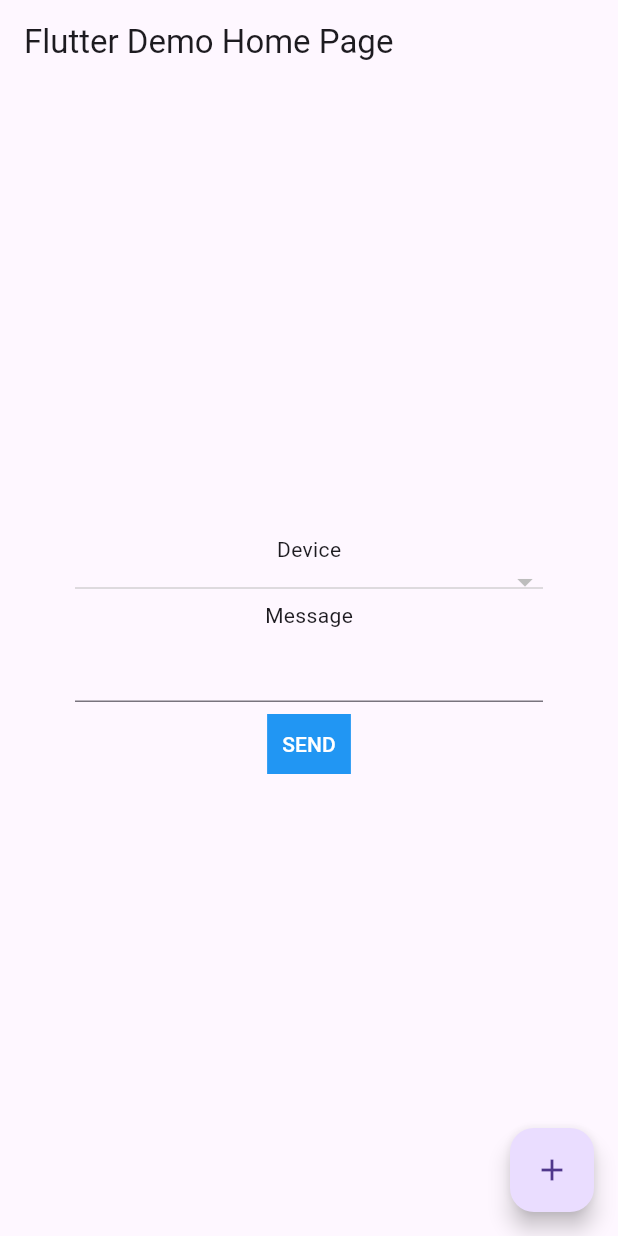
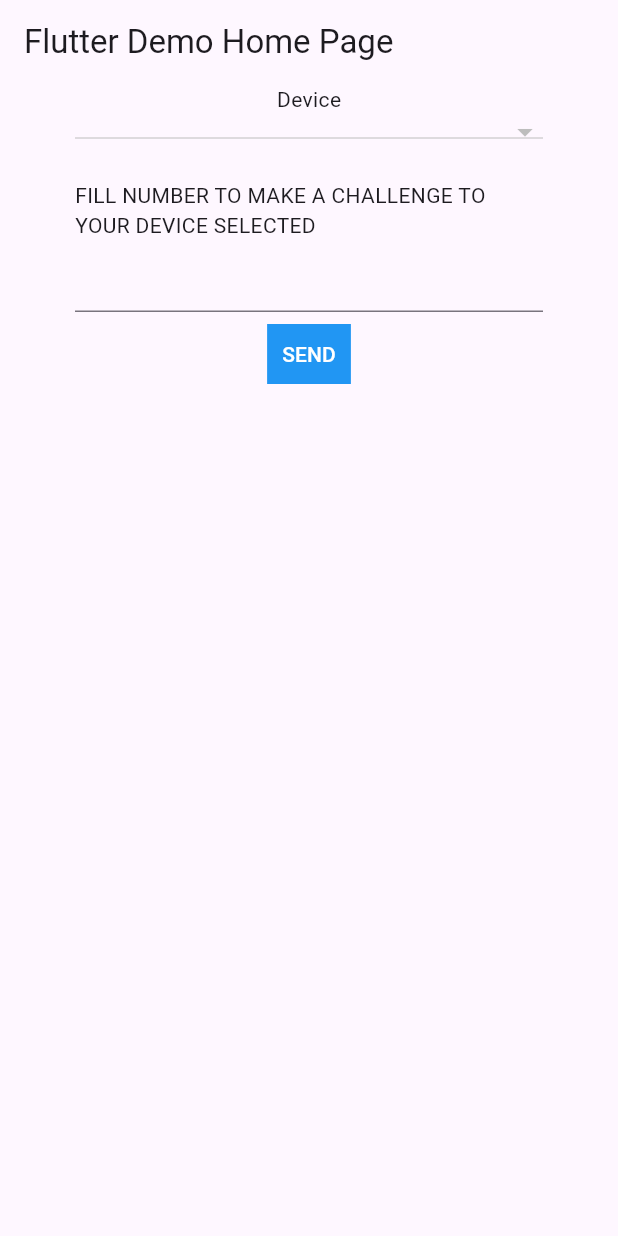
Before and after one commit to yaelahman/flutter_firebase, a Flutter app: the screen it shows after launch, on a phone screen of 412 x 824 dp. Run offline on Flutter 3.47's test engine with Material 3 defaults, Android fonts, the phone set to English and light mode, and no system bars; our stand-ins replace dio, firebase_core, firebase_messaging, flutter_local_notifications, shared_preferences; accounts and stored records are empty; network calls fail; statements that could not run were skipped.

Commit message:
[update] odd even

```diff
--- a/lib/api/firebase_api.dart
+++ b/lib/api/firebase_api.dart
@@ -4,9 +4,10 @@ import 'dart:math';
 import 'package:dio/dio.dart';
 import 'package:firebase_messaging/firebase_messaging.dart';
 import 'package:flutter_local_notifications/flutter_local_notifications.dart';
+import 'package:shared_preferences/shared_preferences.dart';
 
 class FirebaseApi {
-  final apiUrl = "http://192.168.0.116:8000/api";
+  final apiUrl = "https://example.manzcode.com/api";
   final firebaseMessaging = FirebaseMessaging.instance;
 
   final androidChannel = const AndroidNotificationChannel(
@@ -23,7 +24,7 @@ class FirebaseApi {
     // return message;
   }
 
-  Future<void> initNotifications() async {
+  initNotifications() async {
     await firebaseMessaging.requestPermission();
     final FCMToken = await firebaseMessaging.getToken();
     print('Token: $FCMToken');
@@ -31,6 +32,10 @@ class FirebaseApi {
     // FirebaseMessaging.onBackgroundMessage(handleBackgroundMessage);
     initPushNotifications();
     initLocalNotifications();
+    final SharedPreferences prefs = await SharedPreferences.getInstance();
+    prefs.setString("FCMToken", FCMToken.toString());
+
+    return FCMToken.toString();
   }
 
   Future<void> initPushNotifications() async {
@@ -43,6 +48,7 @@ class FirebaseApi {
     FirebaseMessaging.onMessage.listen((message) {
       final notification = message.notification;
       if (notification == null) return;
+      // print("GET NOTIFICATION => " + jsonEncode(message.toMap()).toString());
 
       localNotifications.show(
         notification.hashCode,
@@ -68,21 +74,45 @@ class FirebaseApi {
   final dio = new Dio();
 
   storeToken(token) async {
-    Response response = await dio
-        .post('${apiUrl}/store-token', data: {'token': token.toString()});
+    print("${apiUrl}/store-token");
+    try {
+      Response response = await dio
+          .post('${apiUrl}/store-token', data: {'token': token.toString()});
+      print("Store Token : " + response.toString());
+    } catch (e) {
+      print("Store Token Error " + e.toString());
+    }
+  }
+
+  sendMessage(token, message) async {
+    final SharedPreferences prefs = await SharedPreferences.getInstance();
+    final String? fromToken = prefs.getString("FCMToken");
+
+    Response response = await dio.post('${apiUrl}/send-message', data: {
+      'token': token.toString(),
+      'message': message.toString(),
+      'from_token': fromToken
+    });
 
     print("Store Token : " + response.toString());
   }
 
-  sendMessage(token, message) async {
-    Response response = await dio.post('${apiUrl}/send-message',
-        data: {'token': token.toString(), 'message': message.toString()});
+  getChallenge(id, setChallenge) async {
+    final SharedPreferences prefs = await SharedPreferences.getInstance();
+    final String? fromToken = prefs.getString("FCMToken");
+    print("ENDPOINT = ${apiUrl}/get-challenge/${id}");
 
-    print("Store Token : " + response.toString());
+    Response response = await dio
+        .post('${apiUrl}/get-challenge/${id}', data: {'token': fromToken});
+
+    setChallenge(response.data['data']);
+    print("GET CHALLENGE : " + response.toString());
   }
 
-  listToken(setTokens) async {
-    final response = await dio.get('${apiUrl}/list-token');
+  listToken(setTokens, token) async {
+    final response =
+        await dio.get('${apiUrl}/list-token?token=' + token.toString());
+    print("LISTTOKEN => " + response.data.toString());
 
     setTokens(response.data['data']);
   }
--- a/lib/main.dart
+++ b/lib/main.dart
@@ -1,11 +1,14 @@
 import 'package:firebase_core/firebase_core.dart';
+import 'package:firebase_messaging/firebase_messaging.dart';
 import 'package:flutter/material.dart';
+import 'package:flutter/services.dart';
 import 'package:flutter_application_2/api/firebase_api.dart';
+import 'package:shared_preferences/shared_preferences.dart';
 
 void main() async {
   WidgetsFlutterBinding.ensureInitialized();
   await Firebase.initializeApp();
-  await FirebaseApi().initNotifications();
+  final fcmToken = await FirebaseApi().initNotifications();
 
   runApp(const MyApp());
 }
@@ -40,7 +43,9 @@ class _MyHomePageState extends State<MyHomePage> {
 
   final messageController = TextEditingController();
   String? selectedToken;
+  String? FCMToken;
   List listToken = [];
+  Map<dynamic, dynamic> challenge = {};
 
   @override
   initState() {
@@ -50,25 +55,102 @@ class _MyHomePageState extends State<MyHomePage> {
   }
 
   Future<void> init() async {
-    await FirebaseApi().listToken(setTokens);
+    FirebaseMessaging.onMessageOpenedApp.listen((RemoteMessage message) async {
+      print("Notification opened from terminated state or background");
+      print("Notification data: ${message.data}");
+      Map<String, dynamic> userData = message.data;
+
+      print("GET CHALLENGE NOW " + challenge.length.toString());
+      await FirebaseApi()
+          .getChallenge(userData['key'].toString(), setChallenge);
+      // Handle the notification data
+    });
+    final SharedPreferences prefs = await SharedPreferences.getInstance();
+    final String? token = prefs.getString("FCMToken");
+    await FirebaseApi().listToken(setTokens, token);
+
+    setState(() {
+      FCMToken = prefs.getString(
+        "FCMToken",
+      );
+    });
+  }
+
+  setChallenge(value) {
+    // print("SET CHALLENGE " + value.toString());
+    setState(() {
+      // print("SET CHALLENGE  1" + challenge.toString());
+      challenge = value;
+      if (value.isNotEmpty) selectedToken = value['token'];
+      // print("SET CHALLENGE  2" + challenge.toString());
+    });
   }
 
   setTokens(tokens) {
-    print(tokens.toString());
     setState(() {
       listToken = tokens;
     });
   }
 
-  void _incrementCounter() {
-    setState(() {
-      // This call to setState tells the Flutter framework that something has
-      // changed in this State, which causes it to rerun the build method below
-      // so that the display can reflect the updated values. If we changed
-      // _counter without calling setState(), then the build method would not be
-      // called again, and so nothing would appear to happen.
-      _counter++;
-    });
+  bool isOdd(int number) {
+    return number % 2 != 0;
+  }
+
+  bool isEven(int number) {
+    return number % 2 == 0;
+  }
+
+  void handleOddEven(context, type) {
+    bool result = false;
+    if (type == "ODD") {
+      result = isOdd(int.parse(challenge['number'].toString()));
+    } else {
+      result = isEven(int.parse(challenge['number'].toString()));
+    }
+
+    setChallenge({});
+    _showAlertDialogResult(context, type, result);
+  }
+
+  void _showAlertDialogResult(BuildContext context, type, result) {
+    showDialog(
+      context: context,
+      builder: (BuildContext context) {
+        return AlertDialog(
+          title: Text(type),
+          content:
+              result ? Text('WOAAA YOU WON THIS GAME') : Text("SORRY YOU LOST"),
+          actions: [
+            TextButton(
+              onPressed: () {
+                Navigator.of(context).pop();
+              },
+              child: Text('OK'),
+            ),
+          ],
+        );
+      },
+    );
+  }
+
+  void _showAlertDialog(BuildContext context) {
+    showDialog(
+      context: context,
+      builder: (BuildContext context) {
+        return AlertDialog(
+          title: Text('Success'),
+          content: Text('Challenge has been sended'),
+          actions: [
+            TextButton(
+              onPressed: () {
+                Navigator.of(context).pop();
+              },
+              child: Text('OK'),
+            ),
+          ],
+        );
+      },
+    );
   }
 
   @override
@@ -81,7 +163,7 @@ class _MyHomePageState extends State<MyHomePage> {
       ),
       body: Center(
         child: Column(
-          mainAxisAlignment: MainAxisAlignment.center,
+          // mainAxisAlignment: MainAxisAlignment.center,
           children: <Widget>[
             Container(
                 margin: EdgeInsets.symmetric(horizontal: 50),
@@ -98,21 +180,31 @@ class _MyHomePageState extends State<MyHomePage> {
                           }),
                       items: listToken.map<DropdownMenuItem>((value) {
                         return DropdownMenuItem(
-                          value: value,
-                          child: Text(value),
+                          value: value ?? '',
+                          child:
+                              Text((value ?? '').toString().substring(0, 10)),
                         );
                       }).toList(),
                     ),
-                    Text("Message"),
+                    const SizedBox(
+                      height: 20,
+                    ),
+                    const Text(
+                        "FILL NUMBER TO MAKE A CHALLENGE TO YOUR DEVICE SELECTED"),
                     TextField(
                       controller: messageController,
+                      keyboardType: const TextInputType.numberWithOptions(
+                          decimal: false), // Allow decimal numbers
+                      inputFormatters: <TextInputFormatter>[
+                        FilteringTextInputFormatter
+                            .digitsOnly // Allow only digits
+                      ],
                     ),
                     TextButton(
                       onPressed: (() {
-                        print("messageController " + messageController.text);
-                        print("Token " + selectedToken.toString());
                         FirebaseApi().sendMessage(
                             selectedToken.toString(), messageController.text);
+                        _showAlertDialog(context);
                       }),
                       child: Container(
                         color: Colors.blue,
@@ -122,17 +214,54 @@ class _MyHomePageState extends State<MyHomePage> {
                           style: TextStyle(color: Colors.white),
                         ),
                       ),
-                    )
+                    ),
+                    const SizedBox(
+                      height: 20,
+                    ),
+                    challenge.isNotEmpty
+                        ? Column(
+                            children: [
+                              const Text(
+                                  "CHOOSE ODD OR EVEN TO WIN THIS GAME "),
+                              Row(
+                                mainAxisAlignment: MainAxisAlignment.center,
+                                children: [
+                                  TextButton(
+                                    onPressed: (() {
+                                      handleOddEven(context, "ODD");
+                                    }),
+                                    child: Container(
+                                      color: Colors.red,
+                                      padding: EdgeInsets.all(10),
+                                      child: const Text(
+                                        "ODD",
+                                        style: TextStyle(color: Colors.white),
+                                      ),
+                                    ),
+                                  ),
+                                  TextButton(
+                                    onPressed: (() {
+                                      handleOddEven(context, "EVEN");
+                                    }),
+                                    child: Container(
+                                      color: Colors.green,
+                                      padding: EdgeInsets.all(10),
+                                      child: const Text(
+                                        "EVEN",
+                                        style: TextStyle(color: Colors.white),
+                                      ),
+                                    ),
+                                  ),
+                                ],
+                              ),
+                            ],
+                          )
+                        : Container()
                   ],
                 ))
           ],
         ),
       ),
-      floatingActionButton: FloatingActionButton(
-        onPressed: _incrementCounter,
-        tooltip: 'Increment',
-        child: const Icon(Icons.add),
-      ), // This trailing comma makes auto-formatting nicer for build methods.
     );
   }
 }
--- a/pubspec.yaml
+++ b/pubspec.yaml
@@ -40,6 +40,7 @@ dependencies:
   firebase_messaging: ^14.7.10
   flutter_local_notifications: ^17.0.0
   dio: ^5.4.3+1
+  shared_preferences: ^2.2.3
 
 dev_dependencies:
   flutter_test:
```
Also changed, not shown: pubspec.lock, 2 other files.
